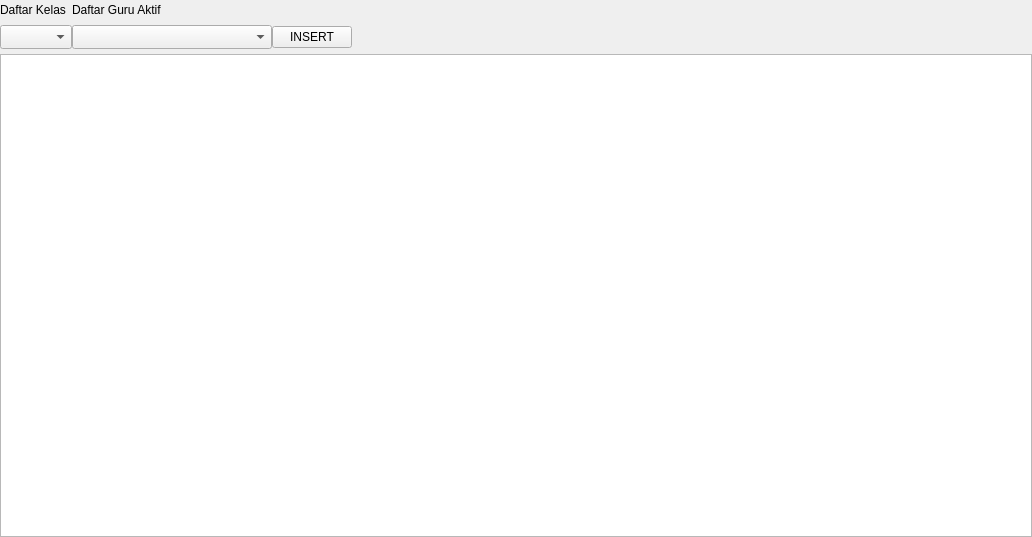
This is ui/sources/page_riwayat_mengajar.ui in asjach/db_app as Qt 5 draws it before an edit. The edited form follows.
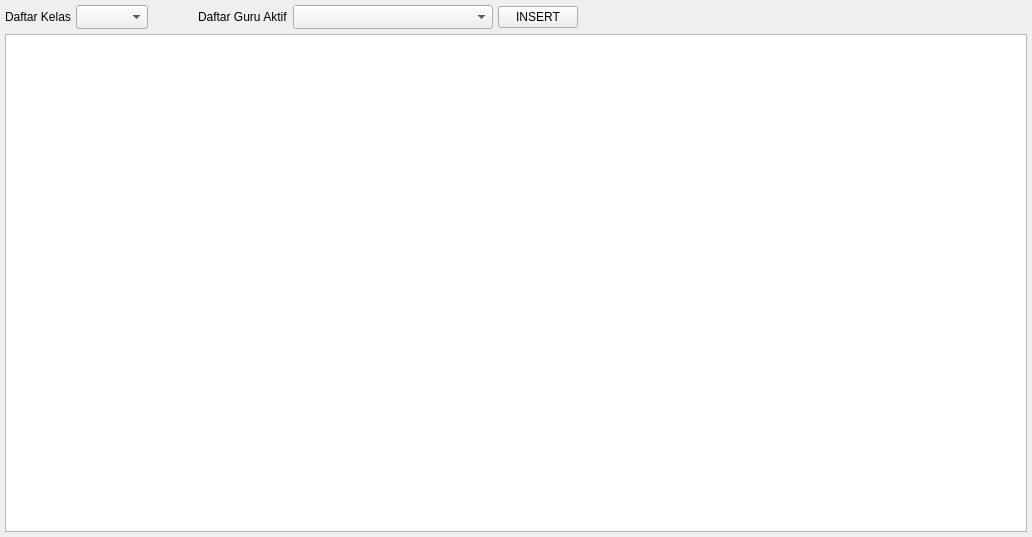
This is the edited form.

What changed in the file:
```diff
--- a/ui/sources/page_riwayat_mengajar.ui
+++ b/ui/sources/page_riwayat_mengajar.ui
@@ -15,16 +15,16 @@
   </property>
   <layout class="QGridLayout" name="gridLayout_2">
    <property name="leftMargin">
-    <number>0</number>
+    <number>5</number>
    </property>
    <property name="topMargin">
-    <number>0</number>
+    <number>5</number>
    </property>
    <property name="rightMargin">
-    <number>0</number>
+    <number>5</number>
    </property>
    <property name="bottomMargin">
-    <number>0</number>
+    <number>5</number>
    </property>
    <property name="spacing">
     <number>0</number>
@@ -50,73 +50,60 @@
       <property name="bottomMargin">
        <number>0</number>
       </property>
-      <property name="horizontalSpacing">
-       <number>0</number>
-      </property>
-      <property name="verticalSpacing">
+      <property name="spacing">
        <number>5</number>
       </property>
-      <item row="0" column="4">
-       <spacer name="horizontalSpacer">
-        <property name="orientation">
-         <enum>Qt::Horizontal</enum>
+      <item row="1" column="3">
+       <widget class="QLabel" name="label_2">
+        <property name="text">
+         <string>Daftar Guru Aktif</string>
         </property>
-        <property name="sizeHint" stdset="0">
-         <size>
-          <width>40</width>
-          <height>20</height>
-         </size>
-        </property>
-       </spacer>
+       </widget>
       </item>
-      <item row="2" column="0" colspan="5">
+      <item row="2" column="0" colspan="8">
        <widget class="QTableWidget" name="tbl_riwayat_mengajar">
         <property name="selectionBehavior">
          <enum>QAbstractItemView::SelectRows</enum>
         </property>
        </widget>
       </item>
+      <item row="1" column="6">
+       <spacer name="horizontalSpacer">
+        <property name="orientation">
+         <enum>Qt::Horizontal</enum>
+        </property>
+        <property name="sizeHint" stdset="0">
+         <size>
+          <width>40</width>
+          <height>20</height>
+         </size>
+        </property>
+       </spacer>
+      </item>
       <item row="1" column="0">
-       <widget class="QComboBox" name="cbo_kelas">
-        <property name="minimumSize">
-         <size>
-          <width>0</width>
-          <height>24</height>
-         </size>
-        </property>
-        <property name="maximumSize">
-         <size>
-          <width>80</width>
-          <height>16777215</height>
-         </size>
-        </property>
-       </widget>
-      </item>
-      <item row="0" column="0">
        <widget class="QLabel" name="label">
         <property name="text">
          <string>Daftar Kelas</string>
         </property>
        </widget>
       </item>
-      <item row="0" column="1">
-       <widget class="QLabel" name="label_2">
-        <property name="text">
-         <string>Daftar Guru Aktif</string>
-        </property>
-       </widget>
-      </item>
       <item row="1" column="1">
-       <widget class="QComboBox" name="cbo_guru">
+       <widget class="QComboBox" name="cbo_kelas">
         <property name="minimumSize">
          <size>
-          <width>200</width>
+          <width>0</width>
           <height>24</height>
          </size>
         </property>
+        <property name="maximumSize">
+         <size>
+          <width>80</width>
+          <height>16777215</height>
+         </size>
+        </property>
        </widget>
       </item>
-      <item row="1" column="2">
+      <item row="1" column="5">
        <widget class="QPushButton" name="btn_insert">
         <property name="maximumSize">
          <size>
@@ -129,6 +116,32 @@
         </property>
        </widget>
       </item>
+      <item row="1" column="4">
+       <widget class="QComboBox" name="cbo_guru">
+        <property name="minimumSize">
+         <size>
+          <width>200</width>
+          <height>24</height>
+         </size>
+        </property>
+       </widget>
+      </item>
+      <item row="1" column="2">
+       <spacer name="horizontalSpacer_2">
+        <property name="orientation">
+         <enum>Qt::Horizontal</enum>
+        </property>
+        <property name="sizeType">
+         <enum>QSizePolicy::Fixed</enum>
+        </property>
+        <property name="sizeHint" stdset="0">
+         <size>
+          <width>40</width>
+          <height>20</height>
+         </size>
+        </property>
+       </spacer>
+      </item>
      </layout>
     </widget>
    </item>
```
